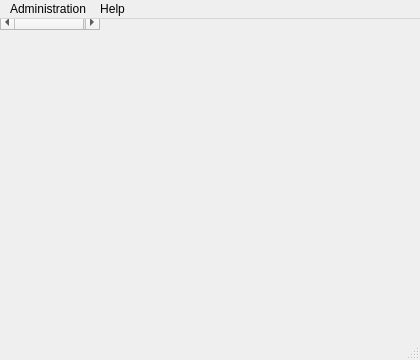
First picture: the form in gui/main.ui, repository vmiklos/szar, before the edit.
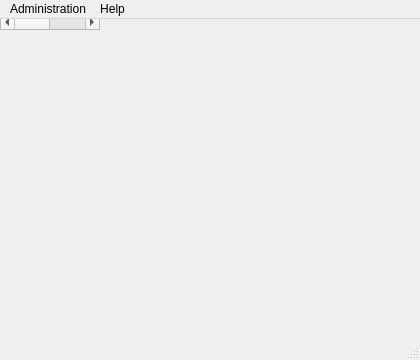
Second picture: the form after the edit.

Commit message: Display number of revisions

```diff
--- a/gui/main.ui
+++ b/gui/main.ui
@@ -13,7 +13,18 @@
   <property name="windowTitle">
    <string>SQL Version Control</string>
   </property>
-  <widget class="QTreeWidget" name="treeWidget"/>
+  <widget class="QTreeWidget" name="treeWidget">
+   <column>
+    <property name="text">
+     <string>Name</string>
+    </property>
+   </column>
+   <column>
+    <property name="text">
+     <string>Notes</string>
+    </property>
+   </column>
+  </widget>
   <widget class="QStatusBar" name="statusbar"/>
   <widget class="QMenuBar" name="menuBar">
    <property name="geometry">
```
The commit also changes 1 other file.
